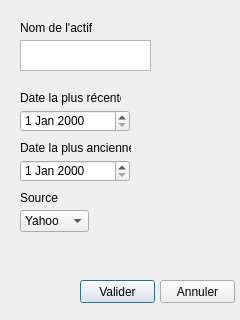
This is ProjetVaR_Software/GUI/import.ui in pchaigno/varsoft as Qt 5 draws it before an edit. The edited form follows.
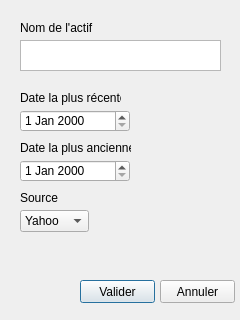
This is the edited form.

Commit message: stock name field is larger

The edit to the form file:
```diff
--- a/ProjetVaR_Software/GUI/import.ui
+++ b/ProjetVaR_Software/GUI/import.ui
@@ -18,7 +18,7 @@
     <rect>
      <x>20</x>
      <y>40</y>
-     <width>131</width>
+     <width>201</width>
      <height>31</height>
     </rect>
    </property>
```
